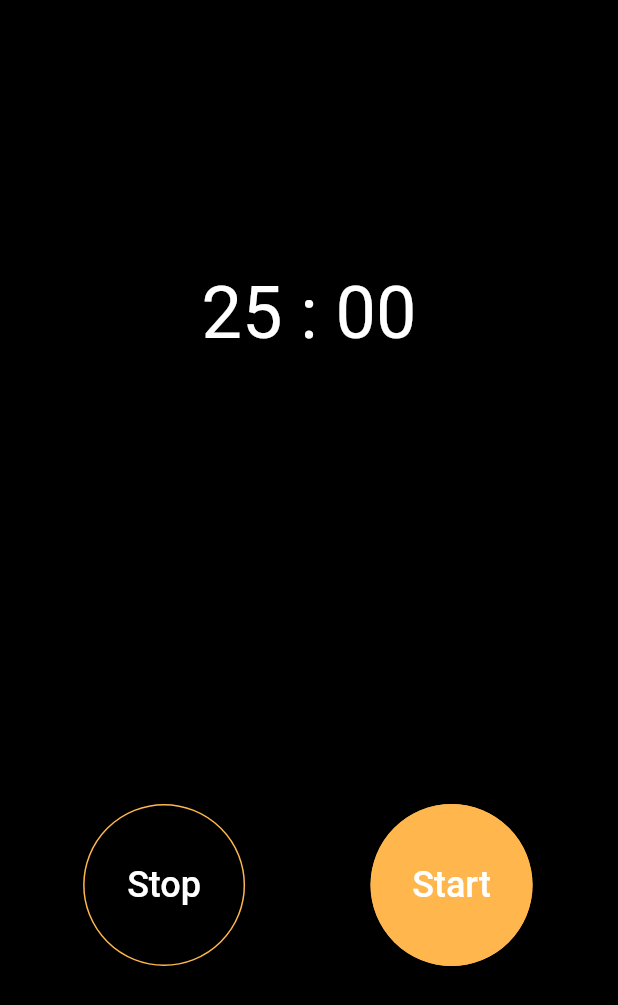
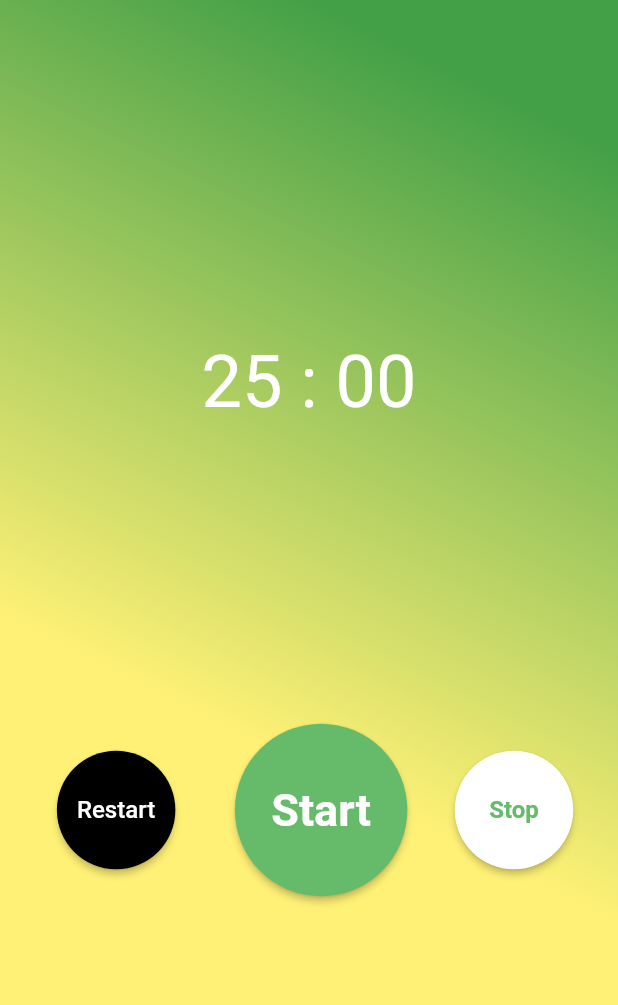
Before and after one commit to sirasitxp/nurtureland, a Flutter app: the screen it shows after launch, on a phone screen of 412 x 824 dp. Shown: the top 1005 px of the screen. Run offline on Flutter 3.47's test engine with Material 2 defaults, Android fonts, the phone set to English and light mode, and no system bars; missing offline and left inert: flutter_circular_slider.

Commit message:
Added Circular Bar

```diff
--- a/lib/main.dart
+++ b/lib/main.dart
@@ -2,13 +2,13 @@ import 'dart:async';
 import 'package:flutter/material.dart';
 import 'package:flutter_circular_slider/flutter_circular_slider.dart';
 import 'package:intl/intl.dart';
+
 // Checking
 void main() {
   runApp(MyApp());
 }
 
 class MyApp extends StatelessWidget {
-
   @override
   Widget build(BuildContext context) {
     return MaterialApp(
@@ -24,41 +24,41 @@ class MyHomePage extends StatefulWidget {
 }
 
 class _MyHomePageState extends State<MyHomePage> {
+  Color gradientStart = Colors.green[600];
+  Color gradientEnd = Colors.yellow[300];
   int _seconds = 00;
   int _minutes = 25;
   Timer _timer;
   var f = NumberFormat("00");
 
-  void _stopTimer(){
-    if (_timer!=null){
+  void _stopTimer() {
+    if (_timer != null) {
       _timer.cancel();
       _seconds = 0;
       _minutes = 25;
     }
   }
 
-  void _startTimer(){
-    if (_timer != null){
+  void _startTimer() {
+    if (_timer != null) {
       _stopTimer();
     }
-    if (_minutes > 0){
+    if (_minutes > 0) {
       _seconds = _minutes * 60;
     }
-    if (_seconds >60){
-      _minutes = (_seconds/60).floor();
+    if (_seconds > 60) {
+      _minutes = (_seconds / 60).floor();
       _seconds -= (_minutes * 60);
     }
     _timer = Timer.periodic(Duration(seconds: 1), (timer) {
       setState(() {
-        if (_seconds > 0){
+        if (_seconds > 0) {
           _seconds--;
-        }
-        else {
-          if (_minutes >0){
+        } else {
+          if (_minutes > 0) {
             _seconds = 59;
             _minutes--;
-          }
-          else {
+          } else {
             _timer.cancel();
             print("Timer Complete");
           }
@@ -66,16 +66,26 @@ class _MyHomePageState extends State<MyHomePage> {
       });
     });
   }
+
   @override
   Widget build(BuildContext context) {
     return Scaffold(
-      backgroundColor: Colors.black,
-      body: Column(
+      body: Container(
+        decoration: new BoxDecoration(
+          gradient: new LinearGradient(
+              colors: [gradientStart, gradientEnd],
+              begin: const FractionalOffset(0.5, 0.0),
+              end: const FractionalOffset(0.0, 0.5),
+              stops: [0.0, 1.0],
+              tileMode: TileMode.clamp),
+        ),
+        child: Column(
           mainAxisAlignment: MainAxisAlignment.center,
           crossAxisAlignment: CrossAxisAlignment.stretch,
           children: [
             SingleCircularSlider(
-            120, 25,
+              120,
+              25,
               child: Center(
                 child: Text(
                   "${f.format(_minutes)} : ${f.format(_seconds)}",
@@ -85,59 +95,81 @@ class _MyHomePageState extends State<MyHomePage> {
                   ),
                 ),
               ),
-            onSelectionEnd: (init, end, laps){
+              baseColor: Color.fromRGBO(255, 255, 255, .2),
+              selectionColor: Colors.white,
+              onSelectionEnd: (init, end, laps) {
                 setState(() {
                   _minutes = end;
                 });
               },
-            onSelectionChange: (init, end, laps){
+              onSelectionChange: (init, end, laps) {
                 setState(() {
                   _minutes = end;
                 });
               },
             ),
             SizedBox(
-            height: 300,
+              height: 200,
             ),
             Row(
               mainAxisAlignment: MainAxisAlignment.spaceEvenly,
               children: [
                 RaisedButton(
-                onPressed: (){
+                  onPressed: () {
                     setState(() {
                       _stopTimer();
                     });
                   },
                   color: Colors.black,
-                shape: CircleBorder(
-                    side: BorderSide(color: Colors.orange[300])
-                ),
+                  shape:
+                      CircleBorder(),
                   child: Padding(
-                  padding: const EdgeInsets.all(40.0),
+                    padding: const EdgeInsets.only(top: 30, bottom: 30, left: 10, right: 10),
                     child: Text(
-                    "Stop",
+                      "Restart",
                       style: TextStyle(
                         color: Colors.white,
-                      fontSize: 24,
+                        fontSize: 16,
                       ),
                     ),
                   ),
                 ),
                 RaisedButton(
-                onPressed: (){
+                  onPressed: () {
                     _startTimer();
                   },
-                color: Colors.orange[300],
-                shape: CircleBorder(
-                    side: BorderSide(color: Colors.orange[300])
-                ),
+                  color: Colors.green[400],
+                  shape:
+                      CircleBorder(),
                   child: Padding(
-                  padding: const EdgeInsets.all(40.0),
+                    padding: const EdgeInsets.only(top: 40, bottom: 40, left: 10, right: 10),
                     child: Text(
                       "Start",
                       style: TextStyle(
                         color: Colors.white,
-                      fontSize: 24,
+                        fontWeight: FontWeight.bold,
+                        fontSize: 30,
+                      ),
+                    ),
+                  ),
+                ),
+                RaisedButton(
+                  onPressed: () {
+                    setState(() {
+                      _stopTimer();
+                    });
+                  },
+                  color: Colors.white,
+                  shape:
+                  CircleBorder(),
+                  child: Padding(
+                    padding: const EdgeInsets.only(top: 30, bottom: 30, left: 10, right: 10),
+                    child: Text(
+                      "Stop",
+                      style: TextStyle(
+                        color: Colors.green[400],
+                        fontWeight: FontWeight.bold,
+                        fontSize: 16,
                       ),
                     ),
                   ),
@@ -146,6 +178,7 @@ class _MyHomePageState extends State<MyHomePage> {
             ),
           ],
         ),
+      ),
     );
   }
 }
```
Lines whose indentation alone changed are shown as unchanged.
